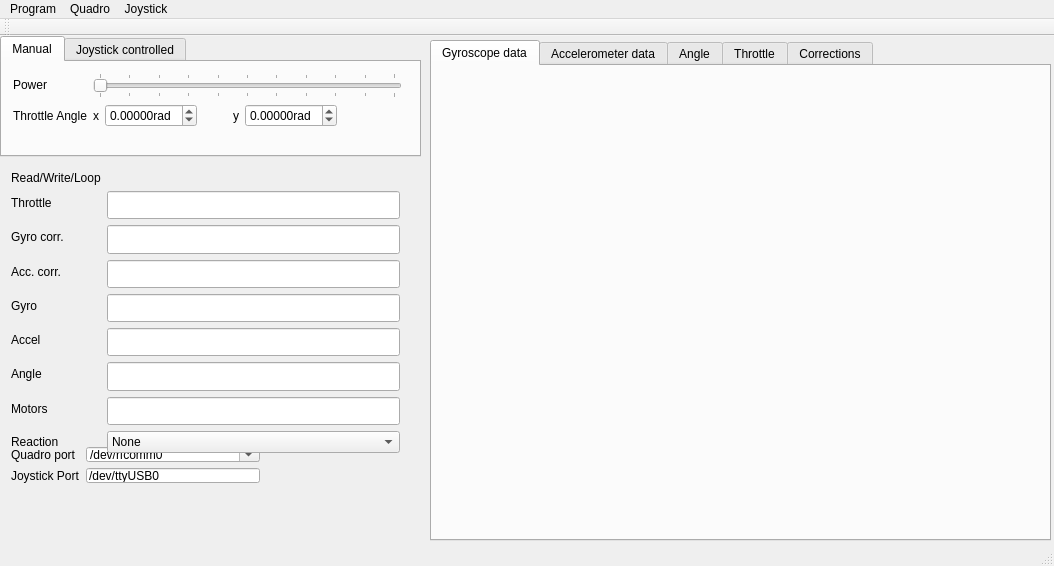
Before: the Qt Designer form control/qt/quadro.ui in it-workshop/Quadrocopter, drawn with Qt 5.
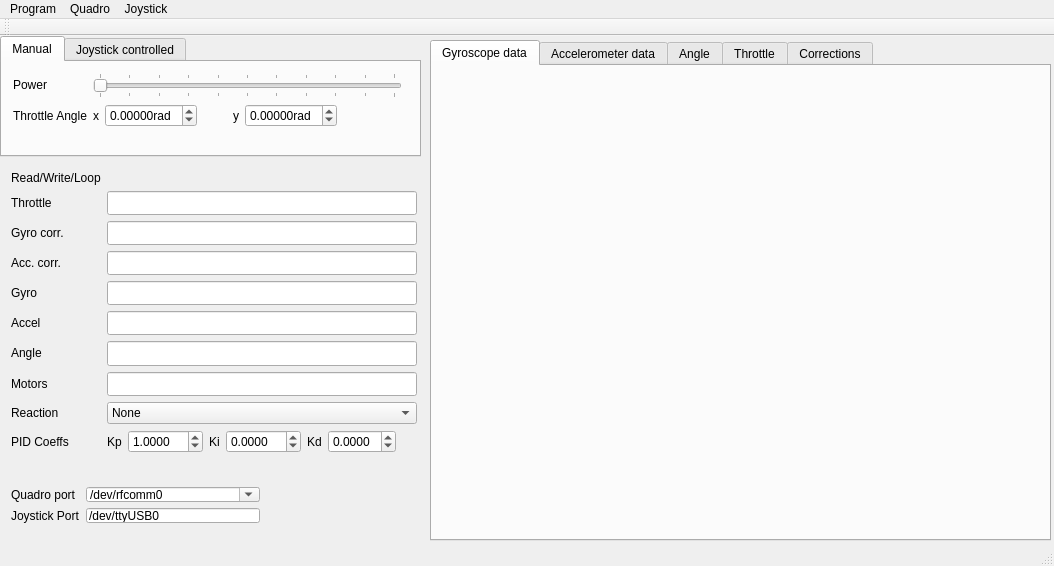
After: the same form once the commit is applied. Custom widgets are drawn as their Qt base class.

Commit message: * PID for angle works (now Kp = 0.37, Ki = 0, Kd = 0.12)

The edit to the form file:
```diff
--- a/control/qt/quadro.ui
+++ b/control/qt/quadro.ui
@@ -18,7 +18,7 @@
     <property name="geometry">
      <rect>
       <x>0</x>
-      <y>400</y>
+      <y>440</y>
       <width>271</width>
       <height>58</height>
      </rect>
@@ -274,7 +274,7 @@
      <rect>
       <x>0</x>
       <y>124</y>
-      <width>411</width>
+      <width>428</width>
       <height>304</height>
      </rect>
     </property>
@@ -449,6 +449,137 @@
        </item>
       </widget>
      </item>
+     <item row="10" column="0">
+      <widget class="QLabel" name="label_throttleangle_2">
+       <property name="text">
+        <string>PID Coeffs</string>
+       </property>
+      </widget>
+     </item>
+     <item row="10" column="1">
+      <layout class="QHBoxLayout" name="horizontalLayout_2">
+       <property name="sizeConstraint">
+        <enum>QLayout::SetMinimumSize</enum>
+       </property>
+       <item>
+        <widget class="QLabel" name="PID_angle_Kp_label">
+         <property name="sizePolicy">
+          <sizepolicy hsizetype="Fixed" vsizetype="Preferred">
+           <horstretch>0</horstretch>
+           <verstretch>0</verstretch>
+          </sizepolicy>
+         </property>
+         <property name="text">
+          <string>Kp</string>
+         </property>
+        </widget>
+       </item>
+       <item>
+        <widget class="QDoubleSpinBox" name="PID_angle_Kp">
+         <property name="sizePolicy">
+          <sizepolicy hsizetype="Fixed" vsizetype="Fixed">
+           <horstretch>0</horstretch>
+           <verstretch>0</verstretch>
+          </sizepolicy>
+         </property>
+         <property name="suffix">
+          <string/>
+         </property>
+         <property name="decimals">
+          <number>4</number>
+         </property>
+         <property name="minimum">
+          <double>-10.000000000000000</double>
+         </property>
+         <property name="maximum">
+          <double>10.000000000000000</double>
+         </property>
+         <property name="singleStep">
+          <double>0.030000000000000</double>
+         </property>
+         <property name="value">
+          <double>1.000000000000000</double>
+         </property>
+        </widget>
+       </item>
+       <item>
+        <widget class="QLabel" name="PID_angle_Ki_label">
+         <property name="sizePolicy">
+          <sizepolicy hsizetype="Fixed" vsizetype="Preferred">
+           <horstretch>0</horstretch>
+           <verstretch>0</verstretch>
+          </sizepolicy>
+         </property>
+         <property name="text">
+          <string>Ki</string>
+         </property>
+        </widget>
+       </item>
+       <item>
+        <widget class="QDoubleSpinBox" name="PID_angle_Ki">
+         <property name="sizePolicy">
+          <sizepolicy hsizetype="Fixed" vsizetype="Fixed">
+           <horstretch>0</horstretch>
+           <verstretch>0</verstretch>
+          </sizepolicy>
+         </property>
+         <property name="suffix">
+          <string/>
+         </property>
+         <property name="decimals">
+          <number>4</number>
+         </property>
+         <property name="minimum">
+          <double>-10.000000000000000</double>
+         </property>
+         <property name="maximum">
+          <double>10.000000000000000</double>
+         </property>
+         <property name="singleStep">
+          <double>0.030000000000000</double>
+         </property>
+        </widget>
+       </item>
+       <item>
+        <widget class="QLabel" name="PID_angle_Kd_label">
+         <property name="sizePolicy">
+          <sizepolicy hsizetype="Fixed" vsizetype="Preferred">
+           <horstretch>0</horstretch>
+           <verstretch>0</verstretch>
+          </sizepolicy>
+         </property>
+         <property name="text">
+          <string>Kd</string>
+         </property>
+        </widget>
+       </item>
+       <item>
+        <widget class="QDoubleSpinBox" name="PID_angle_Kd">
+         <property name="sizePolicy">
+          <sizepolicy hsizetype="Fixed" vsizetype="Fixed">
+           <horstretch>0</horstretch>
+           <verstretch>0</verstretch>
+          </sizepolicy>
+         </property>
+         <property name="suffix">
+          <string/>
+         </property>
+         <property name="decimals">
+          <number>4</number>
+         </property>
+         <property name="minimum">
+          <double>-1.000000000000000</double>
+         </property>
+         <property name="maximum">
+          <double>1.000000000000000</double>
+         </property>
+         <property name="singleStep">
+          <double>0.030000000000000</double>
+         </property>
+        </widget>
+       </item>
+      </layout>
+     </item>
     </layout>
    </widget>
    <widget class="QTabWidget" name="tabwidgetplot">
```
The commit also changes 12 other files.
